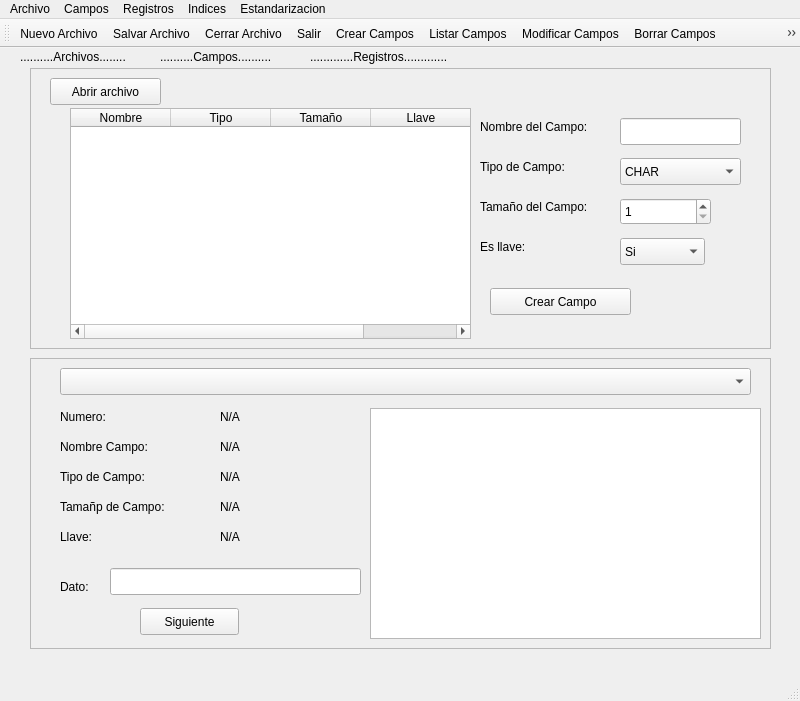
Qt form ManejadorDeArchivoOAR/mainwindow.ui (oscar-ordonez/Proyecto-Orga) before a commit.
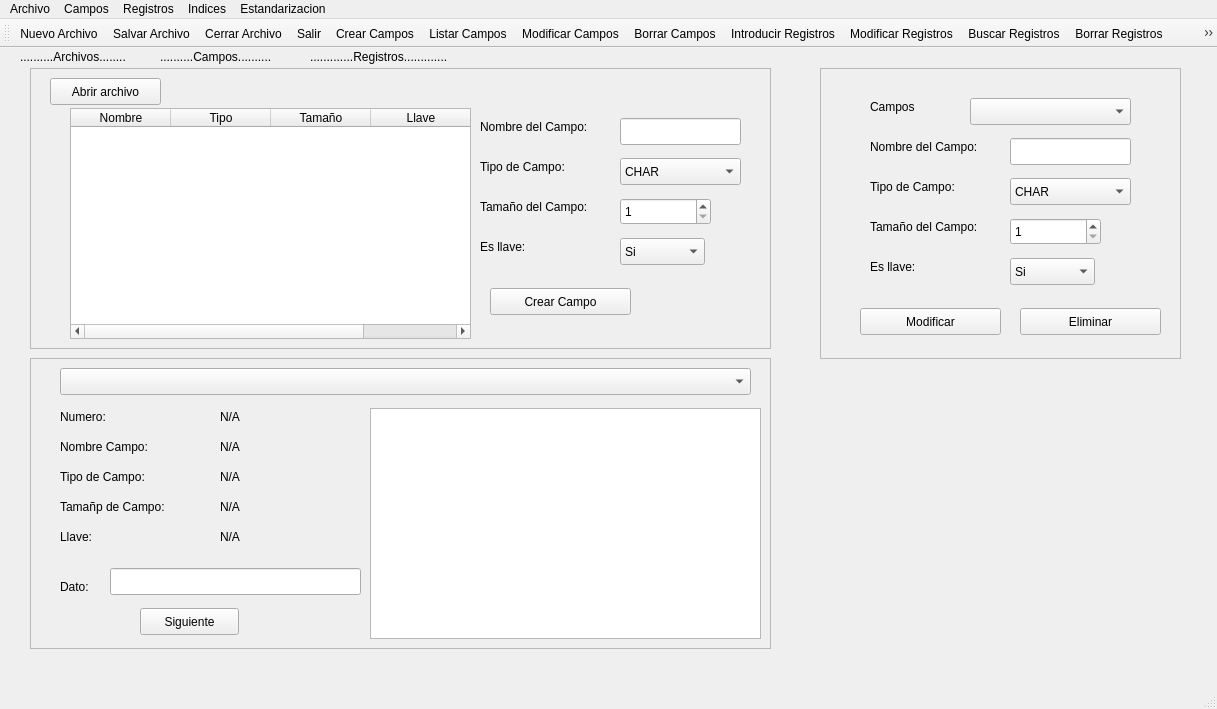
The same form after that commit. Icons and pictures are not drawn.

Commit message: Listar, Borrar, Modificar Campos

Diff of the .ui file:
```diff
--- a/ManejadorDeArchivoOAR/mainwindow.ui
+++ b/ManejadorDeArchivoOAR/mainwindow.ui
@@ -6,8 +6,8 @@
    <rect>
     <x>0</x>
     <y>0</y>
-    <width>800</width>
-    <height>701</height>
+    <width>1217</width>
+    <height>709</height>
    </rect>
   </property>
   <property name="windowTitle">
@@ -447,13 +447,198 @@
      </property>
     </widget>
    </widget>
+   <widget class="QFrame" name="panelModificar">
+    <property name="geometry">
+     <rect>
+      <x>820</x>
+      <y>20</y>
+      <width>361</width>
+      <height>291</height>
+     </rect>
+    </property>
+    <property name="frameShape">
+     <enum>QFrame::StyledPanel</enum>
+    </property>
+    <property name="frameShadow">
+     <enum>QFrame::Raised</enum>
+    </property>
+    <widget class="QComboBox" name="comboBoxTipoModificarCampo">
+     <property name="geometry">
+      <rect>
+       <x>190</x>
+       <y>110</y>
+       <width>121</width>
+       <height>27</height>
+      </rect>
+     </property>
+     <item>
+      <property name="text">
+       <string>CHAR</string>
+      </property>
+     </item>
+     <item>
+      <property name="text">
+       <string>INTF</string>
+      </property>
+     </item>
+     <item>
+      <property name="text">
+       <string>DEC</string>
+      </property>
+     </item>
+    </widget>
+    <widget class="QLabel" name="labelEsLlave_3">
+     <property name="geometry">
+      <rect>
+       <x>50</x>
+       <y>190</y>
+       <width>67</width>
+       <height>17</height>
+      </rect>
+     </property>
+     <property name="text">
+      <string>Es llave:</string>
+     </property>
+    </widget>
+    <widget class="QLabel" name="label_15">
+     <property name="geometry">
+      <rect>
+       <x>50</x>
+       <y>110</y>
+       <width>111</width>
+       <height>17</height>
+      </rect>
+     </property>
+     <property name="text">
+      <string>Tipo de Campo:</string>
+     </property>
+    </widget>
+    <widget class="QLabel" name="label_16">
+     <property name="geometry">
+      <rect>
+       <x>50</x>
+       <y>150</y>
+       <width>141</width>
+       <height>17</height>
+      </rect>
+     </property>
+     <property name="text">
+      <string>Tamaño del Campo:</string>
+     </property>
+    </widget>
+    <widget class="QLabel" name="label_18">
+     <property name="geometry">
+      <rect>
+       <x>50</x>
+       <y>70</y>
+       <width>141</width>
+       <height>17</height>
+      </rect>
+     </property>
+     <property name="text">
+      <string>Nombre del Campo:</string>
+     </property>
+    </widget>
+    <widget class="QLineEdit" name="nombreModificarCampo">
+     <property name="geometry">
+      <rect>
+       <x>190</x>
+       <y>70</y>
+       <width>121</width>
+       <height>27</height>
+      </rect>
+     </property>
+    </widget>
+    <widget class="QComboBox" name="comboBoxModificarEsLlave">
+     <property name="geometry">
+      <rect>
+       <x>190</x>
+       <y>190</y>
+       <width>85</width>
+       <height>27</height>
+      </rect>
+     </property>
+     <item>
+      <property name="text">
+       <string>Si</string>
+      </property>
+     </item>
+     <item>
+      <property name="text">
+       <string>No</string>
+      </property>
+     </item>
+    </widget>
+    <widget class="QPushButton" name="modificarCampo">
+     <property name="geometry">
+      <rect>
+       <x>40</x>
+       <y>240</y>
+       <width>141</width>
+       <height>27</height>
+      </rect>
+     </property>
+     <property name="text">
+      <string>Modificar</string>
+     </property>
+    </widget>
+    <widget class="QSpinBox" name="tamanoModificarCampo">
+     <property name="geometry">
+      <rect>
+       <x>190</x>
+       <y>150</y>
+       <width>91</width>
+       <height>27</height>
+      </rect>
+     </property>
+     <property name="minimum">
+      <number>1</number>
+     </property>
+    </widget>
+    <widget class="QComboBox" name="comboBoxModificarCampo">
+     <property name="geometry">
+      <rect>
+       <x>150</x>
+       <y>30</y>
+       <width>161</width>
+       <height>27</height>
+      </rect>
+     </property>
+    </widget>
+    <widget class="QLabel" name="label_23">
+     <property name="geometry">
+      <rect>
+       <x>50</x>
+       <y>30</y>
+       <width>81</width>
+       <height>17</height>
+      </rect>
+     </property>
+     <property name="text">
+      <string>Campos</string>
+     </property>
+    </widget>
+    <widget class="QPushButton" name="eliminarCampo">
+     <property name="geometry">
+      <rect>
+       <x>200</x>
+       <y>240</y>
+       <width>141</width>
+       <height>27</height>
+      </rect>
+     </property>
+     <property name="text">
+      <string>Eliminar</string>
+     </property>
+    </widget>
+   </widget>
   </widget>
   <widget class="QMenuBar" name="menuBar">
    <property name="geometry">
     <rect>
      <x>0</x>
      <y>0</y>
-     <width>800</width>
+     <width>1217</width>
      <height>25</height>
     </rect>
    </property>
```
The commit also changes 5 other files.
